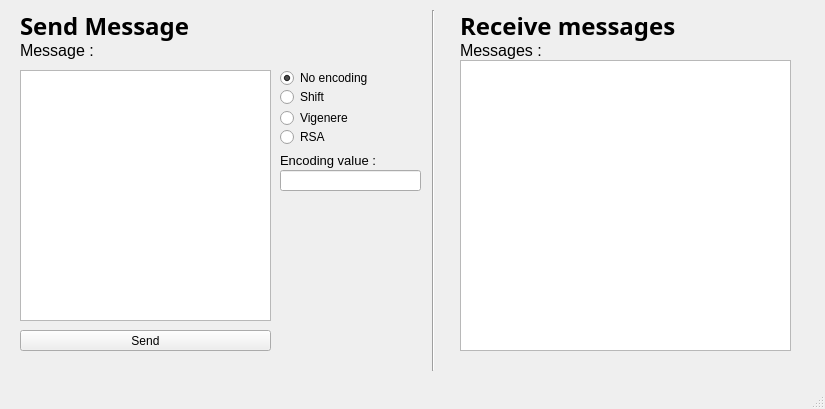
Above: ui/window.ui from Gom01/Cryptography before the change. Below: the same form after it.
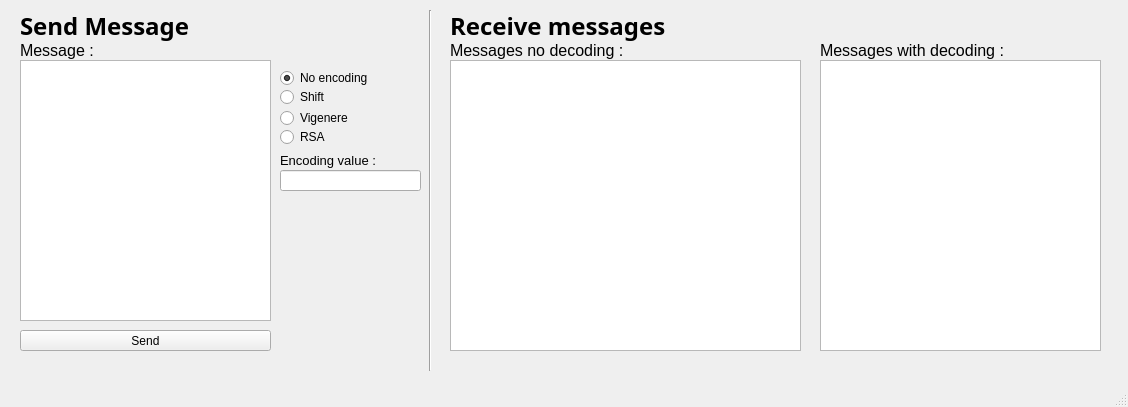
That is the form after the change.

Commit message: Basic encode / decode in ui

```diff
--- a/ui/window.ui
+++ b/ui/window.ui
@@ -6,8 +6,8 @@
    <rect>
     <x>0</x>
     <y>0</y>
-    <width>825</width>
-    <height>409</height>
+    <width>1128</width>
+    <height>407</height>
    </rect>
   </property>
   <property name="windowTitle">
@@ -31,9 +31,9 @@
     <property name="geometry">
      <rect>
       <x>20</x>
-      <y>70</y>
+      <y>60</y>
       <width>251</width>
-      <height>251</height>
+      <height>261</height>
      </rect>
     </property>
    </widget>
@@ -168,33 +168,12 @@
      <string>Encoding value :</string>
     </property>
    </widget>
-   <widget class="QLabel" name="lblReceive">
-    <property name="geometry">
-     <rect>
-      <x>460</x>
-      <y>10</y>
-      <width>261</width>
-      <height>31</height>
-     </rect>
-    </property>
-    <property name="font">
-     <font>
-      <family>Arial Black</family>
-      <pointsize>18</pointsize>
-      <weight>75</weight>
-      <bold>true</bold>
-     </font>
-    </property>
-    <property name="text">
-     <string>Receive messages</string>
-    </property>
-   </widget>
    <widget class="QLabel" name="lblMessage_2">
     <property name="geometry">
      <rect>
-      <x>460</x>
+      <x>820</x>
       <y>40</y>
-      <width>81</width>
+      <width>281</width>
       <height>21</height>
      </rect>
     </property>
@@ -204,13 +183,13 @@
      </font>
     </property>
     <property name="text">
-     <string>Messages :</string>
+     <string>Messages with decoding :</string>
     </property>
    </widget>
    <widget class="Line" name="line">
     <property name="geometry">
      <rect>
-      <x>423</x>
+      <x>420</x>
       <y>10</y>
       <width>20</width>
       <height>361</height>
@@ -220,16 +199,65 @@
      <enum>Qt::Vertical</enum>
     </property>
    </widget>
-   <widget class="QListView" name="lstReceive">
+   <widget class="QListWidget" name="lstReceive">
     <property name="geometry">
      <rect>
-      <x>460</x>
+      <x>820</x>
       <y>60</y>
-      <width>331</width>
+      <width>281</width>
       <height>291</height>
      </rect>
     </property>
    </widget>
+   <widget class="QLabel" name="lblReceive_2">
+    <property name="geometry">
+     <rect>
+      <x>450</x>
+      <y>10</y>
+      <width>351</width>
+      <height>31</height>
+     </rect>
+    </property>
+    <property name="font">
+     <font>
+      <family>Arial Black</family>
+      <pointsize>18</pointsize>
+      <weight>75</weight>
+      <bold>true</bold>
+     </font>
+    </property>
+    <property name="text">
+     <string>Receive messages</string>
+    </property>
+   </widget>
+   <widget class="QListWidget" name="lstReceiveNoDecode">
+    <property name="geometry">
+     <rect>
+      <x>450</x>
+      <y>60</y>
+      <width>351</width>
+      <height>291</height>
+     </rect>
+    </property>
+   </widget>
+   <widget class="QLabel" name="lblMessage_3">
+    <property name="geometry">
+     <rect>
+      <x>450</x>
+      <y>40</y>
+      <width>321</width>
+      <height>21</height>
+     </rect>
+    </property>
+    <property name="font">
+     <font>
+      <pointsize>12</pointsize>
+     </font>
+    </property>
+    <property name="text">
+     <string>Messages no decoding :</string>
+    </property>
+   </widget>
   </widget>
   <widget class="QMenuBar" name="menubar">
    <property name="geometry">
```
The commit also changes 4 other files.
